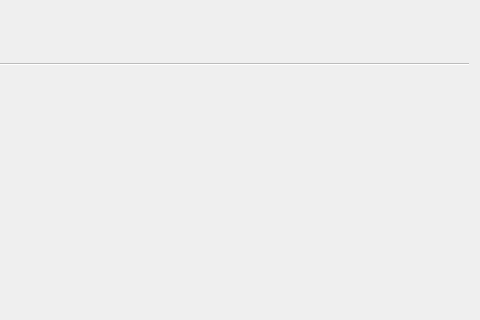
Qt form ui/KeyList.ui (saturneric/GpgFrontend) before a commit; both pictures show x 536 to 1016 and y 0 to 320 of the 1016 by 856 pixel window.
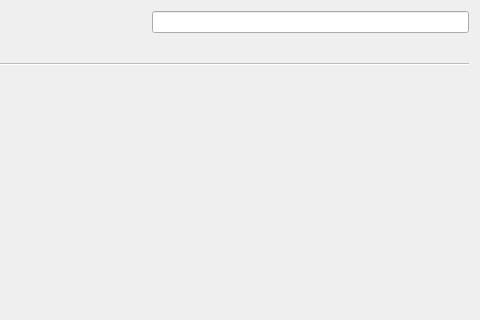
The same form after that commit.

Diff of the .ui file:
```diff
--- a/ui/KeyList.ui
+++ b/ui/KeyList.ui
@@ -77,6 +77,13 @@
             </property>
            </spacer>
           </item>
+          <item>
+           <widget class="QLineEdit" name="searchBarEdit">
+            <property name="maxLength">
+             <number>32</number>
+            </property>
+           </widget>
+          </item>
          </layout>
         </item>
        </layout>
```
